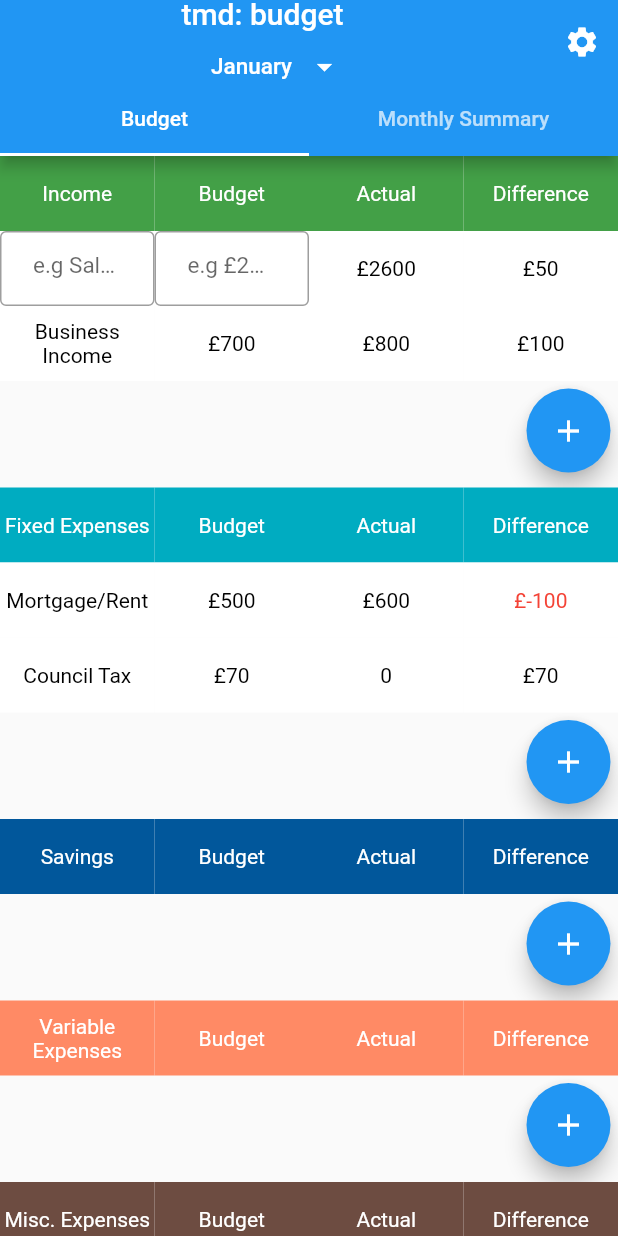
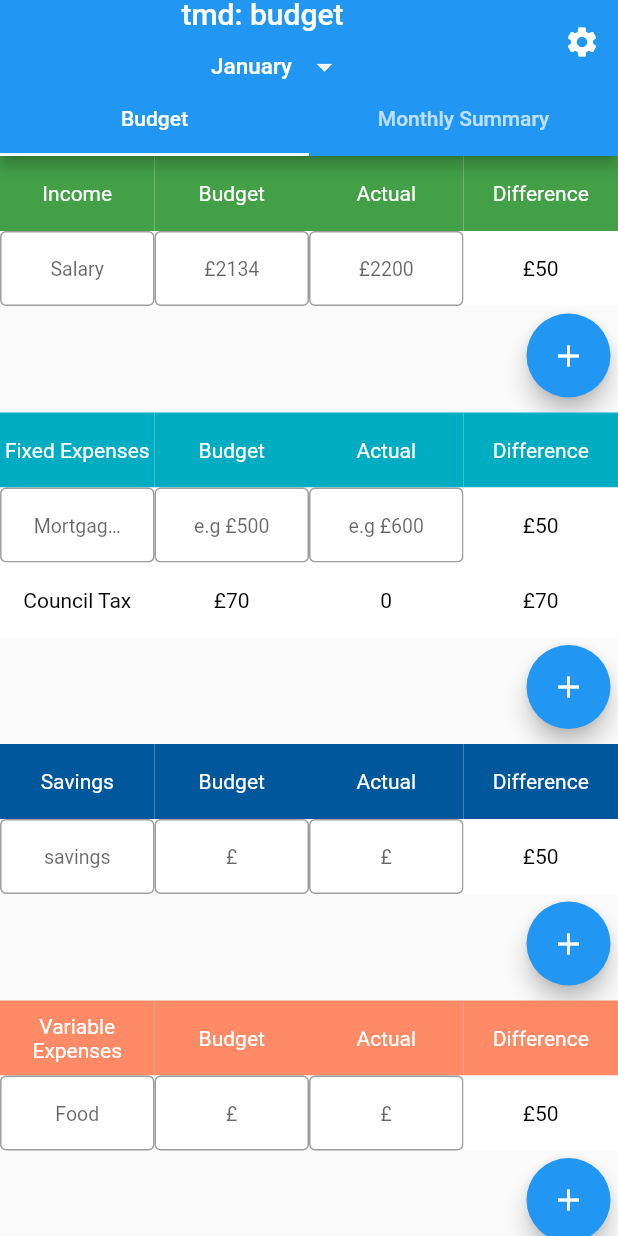
Before and after one commit to RahmsMusti/tmd_finance, a Flutter app: the screen it shows after launch, on a phone screen of 412 x 824 dp. Run offline on Flutter 3.47's test engine with Material 2 defaults, Android fonts, the phone set to English and light mode, and no system bars; generated files the repository leaves out were written again.

Commit message:
Created input row & input row example widgets
Created input row & input row example widgets and upgraded to flutter 3.0.1

```diff
--- /dev/null
+++ b/lib/src/components/input_row.dart
@@ -0,0 +1,87 @@
+import 'package:flutter/material.dart';
+
+class InputRowExamples extends StatelessWidget {
+  const InputRowExamples(
+      {Key? key,
+      required this.titleExample,
+      required this.budgetExample,
+      required this.actualExample})
+      : super(key: key);
+
+  final String titleExample;
+  final String budgetExample;
+  final String actualExample;
+
+  @override
+  Widget build(BuildContext context) {
+    return Row(
+      children: [
+        Expanded(
+          child: Container(
+            height: 50,
+            color: Colors.white,
+            child: Center(
+              child: TextFormField(
+                textAlign: TextAlign.center,
+                decoration: InputDecoration(
+                  contentPadding: const EdgeInsets.all(22),
+                  border: const OutlineInputBorder(),
+                  hintText: titleExample,
+                  hintStyle: const TextStyle(fontSize: 13),
+                ),
+              ),
+            ),
+          ),
+        ),
+        Expanded(
+          child: Container(
+            height: 50,
+            color: Colors.white,
+            child: Center(
+              child: TextFormField(
+                textAlign: TextAlign.center,
+                decoration: InputDecoration(
+                  contentPadding: const EdgeInsets.all(22),
+                  border: const OutlineInputBorder(),
+                  hintText: budgetExample,
+                  hintStyle: const TextStyle(fontSize: 13),
+                ),
+              ),
+            ),
+          ),
+        ),
+        Expanded(
+          child: Container(
+            height: 50,
+            color: Colors.white,
+            child: Center(
+              child: TextFormField(
+                textAlign: TextAlign.center,
+                decoration: InputDecoration(
+                  contentPadding: const EdgeInsets.all(22),
+                  border: const OutlineInputBorder(),
+                  hintText: actualExample,
+                  hintMaxLines: 2,
+                  hintStyle: const TextStyle(fontSize: 13),
+                ),
+              ),
+            ),
+          ),
+        ),
+        Expanded(
+          child: Container(
+            height: 50,
+            color: Colors.white,
+            child: const Center(
+              child: Text(
+                '£50',
+                textAlign: TextAlign.center,
+                style: TextStyle(color: Colors.black),
+              ),
+            ),
+          ),
+        ),
+      ],
+    );
+  }
+}
--- /dev/null
+++ b/lib/src/components/input_row_examples.dart
@@ -0,0 +1,87 @@
+import 'package:flutter/material.dart';
+
+class InputRowExamples extends StatelessWidget {
+  const InputRowExamples(
+      {Key? key,
+      required this.titleExample,
+      required this.budgetExample,
+      required this.actualExample})
+      : super(key: key);
+
+  final String titleExample;
+  final String budgetExample;
+  final String actualExample;
+
+  @override
+  Widget build(BuildContext context) {
+    return Row(
+      children: [
+        Expanded(
+          child: Container(
+            height: 50,
+            color: Colors.white,
+            child: Center(
+              child: TextFormField(
+                textAlign: TextAlign.center,
+                decoration: InputDecoration(
+                  contentPadding: const EdgeInsets.all(22),
+                  border: const OutlineInputBorder(),
+                  hintText: titleExample,
+                  hintStyle: const TextStyle(fontSize: 13),
+                ),
+              ),
+            ),
+          ),
+        ),
+        Expanded(
+          child: Container(
+            height: 50,
+            color: Colors.white,
+            child: Center(
+              child: TextFormField(
+                textAlign: TextAlign.center,
+                decoration: InputDecoration(
+                  contentPadding: const EdgeInsets.all(22),
+                  border: const OutlineInputBorder(),
+                  hintText: budgetExample,
+                  hintStyle: const TextStyle(fontSize: 13),
+                ),
+              ),
+            ),
+          ),
+        ),
+        Expanded(
+          child: Container(
+            height: 50,
+            color: Colors.white,
+            child: Center(
+              child: TextFormField(
+                textAlign: TextAlign.center,
+                decoration: InputDecoration(
+                  contentPadding: const EdgeInsets.all(22),
+                  border: const OutlineInputBorder(),
+                  hintText: actualExample,
+                  hintMaxLines: 2,
+                  hintStyle: const TextStyle(fontSize: 13),
+                ),
+              ),
+            ),
+          ),
+        ),
+        Expanded(
+          child: Container(
+            height: 50,
+            color: Colors.white,
+            child: const Center(
+              child: Text(
+                '£50',
+                textAlign: TextAlign.center,
+                style: TextStyle(color: Colors.black),
+              ),
+            ),
+          ),
+        ),
+      ],
+    );
+  }
+}
--- a/lib/src/sample_feature/sample_item_list_view.dart
+++ b/lib/src/sample_feature/sample_item_list_view.dart
@@ -3,6 +3,7 @@ import 'package:flutter/material.dart';
 import '../settings/settings_view.dart';
 import 'sample_item.dart';
 import 'package:tmd_finance/src/components/section_titles.dart';
+import 'package:tmd_finance/src/components/input_row_examples.dart';
 // import 'sample_item_details_view.dart';
 
 /// Displays a list of SampleItems.
@@ -137,128 +138,10 @@ class _SampleItemListViewState extends State<SampleItemListView> {
                   colour: Color.fromARGB(255, 67, 160, 71),
                   section: 'Income',
                 ),
-                Row(
-                  children: [
-                    Expanded(
-                      child: Container(
-                        height: 50,
-                        color: Colors.white,
-                        child: Center(
-                          child: TextFormField(
-                            decoration: const InputDecoration(
-                              contentPadding: EdgeInsets.all(22),
-                              border: OutlineInputBorder(),
-                              hintText: 'e.g Salary',
-                              hintStyle: TextStyle(fontSize: 15),
-                            ),
-                          ),
-                          // child: Text(
-                          //   'Salary',
-                          //   textAlign: TextAlign.center,
-                          //   style: TextStyle(color: Colors.black),
-                          // ),
-                        ),
-                      ),
-                    ),
-                    Expanded(
-                      child: Container(
-                        height: 50,
-                        color: Colors.white,
-                        child: Center(
-                          child: TextFormField(
-                            decoration: const InputDecoration(
-                              contentPadding: EdgeInsets.all(22),
-                              border: OutlineInputBorder(),
-                              hintText: 'e.g £2134',
-                              hintStyle: TextStyle(fontSize: 15),
-                            ),
-                          ),
-                        ),
-                      ),
-                    ),
-                    Expanded(
-                      child: Container(
-                        height: 50,
-                        color: Colors.white,
-                        child: const Center(
-                          child: Text(
-                            '£2600',
-                            textAlign: TextAlign.center,
-                            style: TextStyle(color: Colors.black),
-                          ),
-                        ),
-                      ),
-                    ),
-                    Expanded(
-                      child: Container(
-                        height: 50,
-                        color: Colors.white,
-                        child: const Center(
-                          child: Text(
-                            '£50',
-                            textAlign: TextAlign.center,
-                            style: TextStyle(color: Colors.black),
-                          ),
-                        ),
-                      ),
-                    ),
-                  ],
-                ),
-                Row(
-                  children: [
-                    Expanded(
-                      child: Container(
-                        height: 50,
-                        color: Colors.white,
-                        child: const Center(
-                          child: Text(
-                            "Business Income",
-                            textAlign: TextAlign.center,
-                            style: TextStyle(color: Colors.black),
-                          ),
-                        ),
-                      ),
-                    ),
-                    Expanded(
-                      child: Container(
-                        height: 50,
-                        color: Colors.white,
-                        child: const Center(
-                          child: Text(
-                            '£700',
-                            textAlign: TextAlign.center,
-                            style: TextStyle(color: Colors.black),
-                          ),
-                        ),
-                      ),
-                    ),
-                    Expanded(
-                      child: Container(
-                        height: 50,
-                        color: Colors.white,
-                        child: const Center(
-                          child: Text(
-                            '£800',
-                            textAlign: TextAlign.center,
-                            style: TextStyle(color: Colors.black),
-                          ),
-                        ),
-                      ),
-                    ),
-                    Expanded(
-                      child: Container(
-                        height: 50,
-                        color: Colors.white,
-                        child: const Center(
-                          child: Text(
-                            '£100',
-                            textAlign: TextAlign.center,
-                            style: TextStyle(color: Colors.black),
-                          ),
-                        ),
-                      ),
-                    ),
-                  ],
+                const InputRowExamples(
+                  titleExample: 'Salary',
+                  budgetExample: '£2134',
+                  actualExample: '£2200',
                 ),
                 const SizedBox(
                   height: 5,
@@ -281,62 +164,10 @@ class _SampleItemListViewState extends State<SampleItemListView> {
                 const SectionTitles(
                     colour: Color.fromARGB(255, 0, 172, 193),
                     section: 'Fixed Expenses'),
-                Row(
-                  children: [
-                    Expanded(
-                      child: Container(
-                        height: 50,
-                        color: Colors.white,
-                        child: const Center(
-                          child: Text(
-                            'Mortgage/Rent',
-                            textAlign: TextAlign.center,
-                            style: TextStyle(color: Colors.black),
-                          ),
-                        ),
-                      ),
-                    ),
-                    Expanded(
-                      child: Container(
-                        height: 50,
-                        color: Colors.white,
-                        child: const Center(
-                          child: Text(
-                            '£500',
-                            textAlign: TextAlign.center,
-                            style: TextStyle(color: Colors.black),
-                          ),
-                        ),
-                      ),
-                    ),
-                    Expanded(
-                      child: Container(
-                        height: 50,
-                        color: Colors.white,
-                        child: const Center(
-                          child: Text(
-                            '£600',
-                            textAlign: TextAlign.center,
-                            style: TextStyle(color: Colors.black),
-                          ),
-                        ),
-                      ),
-                    ),
-                    Expanded(
-                      child: Container(
-                        height: 50,
-                        color: Colors.white,
-                        child: const Center(
-                          child: Text(
-                            '£-100',
-                            textAlign: TextAlign.center,
-                            style: TextStyle(color: Colors.red),
-                          ),
-                        ),
-                      ),
-                    ),
-                  ],
-                ),
+                const InputRowExamples(
+                    titleExample: 'Mortgage/Rent',
+                    budgetExample: 'e.g £500',
+                    actualExample: 'e.g £600'),
                 Row(
                   children: [
                     Expanded(
@@ -414,6 +245,10 @@ class _SampleItemListViewState extends State<SampleItemListView> {
                 const SectionTitles(
                     colour: Color.fromARGB(255, 1, 87, 155),
                     section: 'Savings'),
+                const InputRowExamples(
+                    titleExample: 'savings',
+                    budgetExample: '£',
+                    actualExample: '£'),
                 const SizedBox(
                   height: 5,
                 ),
@@ -435,6 +270,10 @@ class _SampleItemListViewState extends State<SampleItemListView> {
                 const SectionTitles(
                     colour: Color.fromARGB(255, 255, 138, 101),
                     section: 'Variable Expenses'),
+                const InputRowExamples(
+                    titleExample: 'Food',
+                    budgetExample: '£',
+                    actualExample: '£'),
                 const SizedBox(
                   height: 5,
                 ),
@@ -456,15 +295,24 @@ class _SampleItemListViewState extends State<SampleItemListView> {
                 const SectionTitles(
                     colour: Color.fromARGB(255, 109, 76, 65),
                     section: 'Misc. Expenses'),
+                const InputRowExamples(
+                    titleExample: 'Presents',
+                    budgetExample: '£',
+                    actualExample: '£'),
                 const SizedBox(
                   height: 5,
                 ),
+                Row(
+                  mainAxisAlignment: MainAxisAlignment.end,
+                  children: [
                     FloatingActionButton(
                       onPressed: onPressed,
                       child: const Icon(Icons.add),
                     ),
                     const SizedBox(
                       height: 5,
+                    ),
+                  ],
                 ),
               ],
 
```
Also changed, not shown: pubspec.lock, 1 other file. Lines whose indentation alone changed are shown as unchanged.
